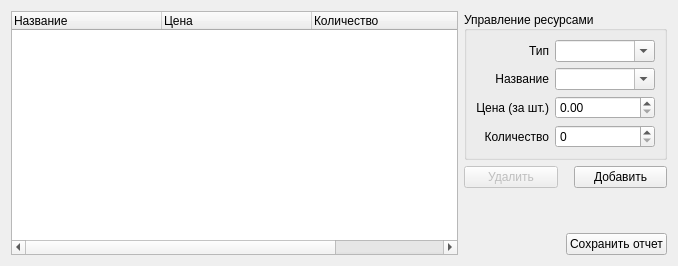
The window that esupplier.ui (werwolf/ExLibris) describes before a commit, drawn with Qt 5.
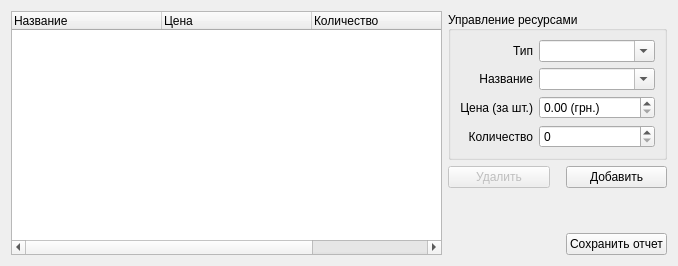
The same window after the commit.

The edit to the form file:
```diff
--- a/esupplier.ui
+++ b/esupplier.ui
@@ -155,6 +155,12 @@
             <height>0</height>
            </size>
           </property>
+          <property name="prefix">
+           <string/>
+          </property>
+          <property name="suffix">
+           <string> (грн.)</string>
+          </property>
           <property name="maximum">
            <double>999999999.990000009536743</double>
           </property>
@@ -181,6 +187,12 @@
             <height>0</height>
            </size>
           </property>
+          <property name="suffix">
+           <string/>
+          </property>
+          <property name="prefix">
+           <string/>
+          </property>
           <property name="maximum">
            <number>999999999</number>
           </property>
```
